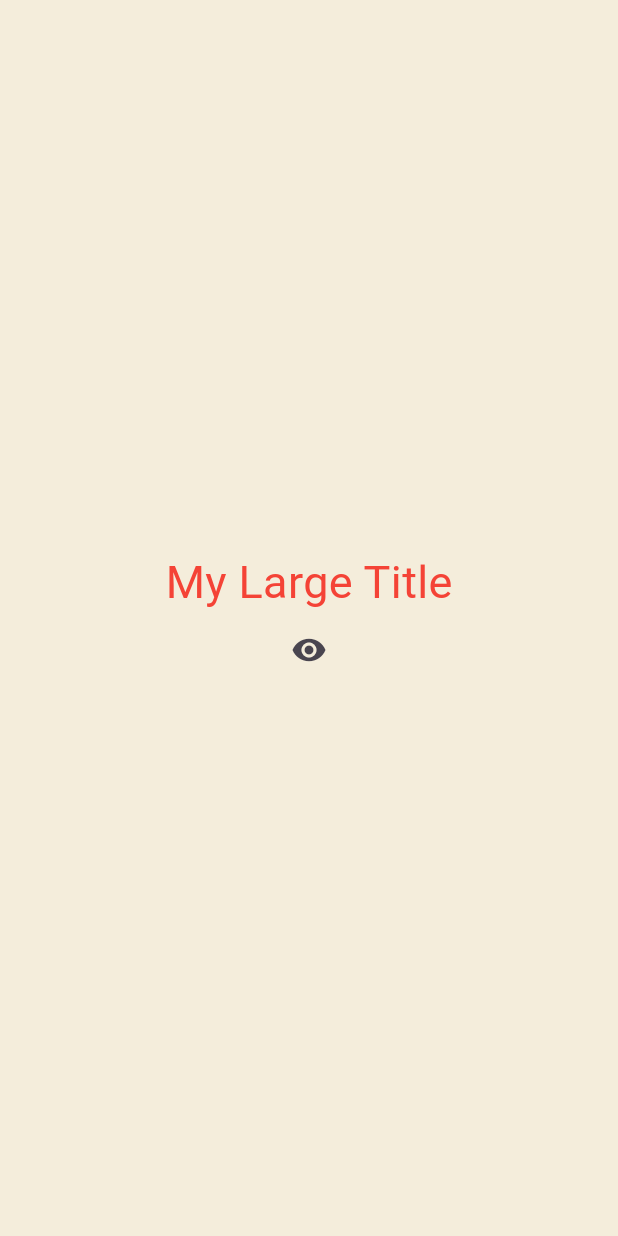
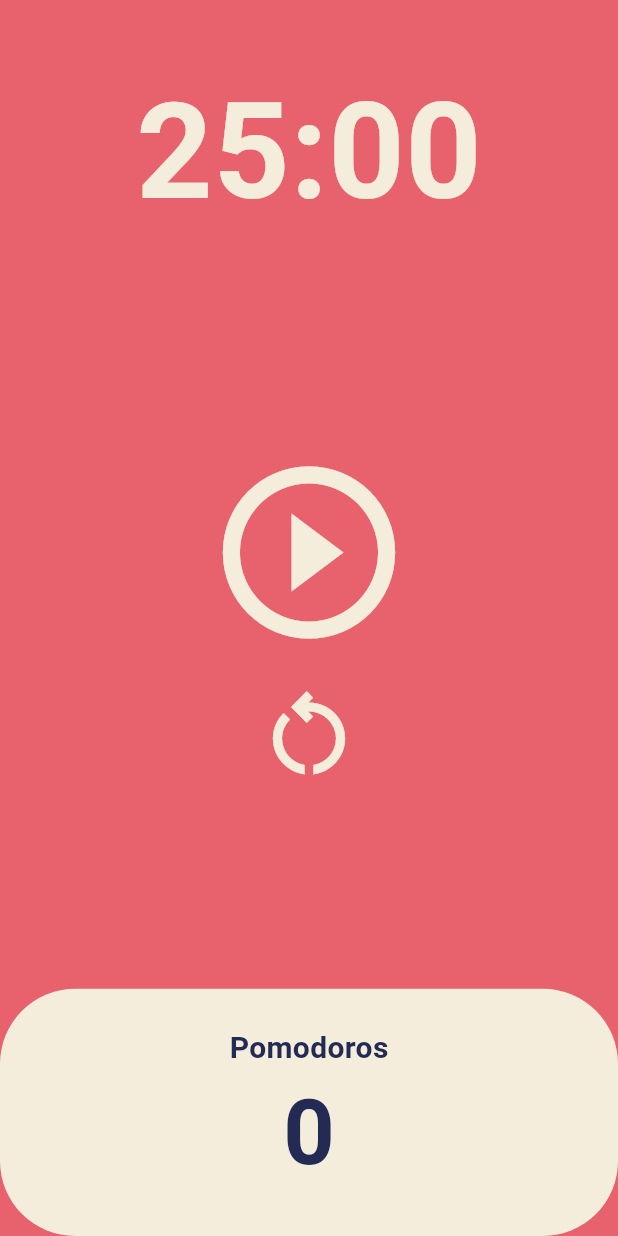
Before and after one commit to ghk0409/OngsToon, a Flutter app: the screen it shows after launch, on a phone screen of 412 x 824 dp. Run offline on Flutter 3.47's test engine with Material 3 defaults, Android fonts, the phone set to English and light mode, and no system bars.

Commit message:
feat: pomodoro 앱 만들기

```diff
--- a/lib/main.dart
+++ b/lib/main.dart
@@ -1,96 +1,27 @@
 import 'package:flutter/material.dart';
+import 'package:ongstoon/screens/home_screen.dart';
 
 void main() {
-  runApp(const MyWidget());
+  runApp(const OngsPomoApp());
 }
 
-class MyWidget extends StatefulWidget {
-  const MyWidget({super.key});
-
-  @override
-  State<MyWidget> createState() => _MyWidgetState();
-}
-
-class _MyWidgetState extends State<MyWidget> {
-  int counter = 0;
-  List<int> numbers = [];
-  bool showTitle = true;
-
-  void onClicked() {
-    setState(() {
-      counter++;
-      numbers.add(numbers.length);
-    });
-  }
-
-  void toggleTitle() {
-    setState(() {
-      showTitle = !showTitle;
-    });
-  }
+class OngsPomoApp extends StatelessWidget {
+  const OngsPomoApp({super.key});
 
   @override
   Widget build(BuildContext context) {
     return MaterialApp(
       theme: ThemeData(
+        scaffoldBackgroundColor: const Color(0xFFE7626C),
         textTheme: const TextTheme(
-          titleLarge: TextStyle(
-            color: Colors.red,
+          headlineLarge: TextStyle(
+            color: Color(0xFF232B55),
+            // color: Color(0xFFE7626C),
           ),
         ),
+        cardColor: const Color(0XFFF4EDDB),
       ),
-      home: Scaffold(
-        backgroundColor: const Color(0xFFF4EDDB),
-        body: Center(
-          child: Column(
-            mainAxisAlignment: MainAxisAlignment.center,
-            children: [
-              showTitle ? const MyLargeTitle() : const Text('Noting'),
-              IconButton(
-                onPressed: toggleTitle,
-                icon: const Icon(Icons.remove_red_eye),
-              )
-            ],
-          ),
-        ),
-      ),
+      home: const HomeScreen(),
     );
   }
 }
-
-class MyLargeTitle extends StatefulWidget {
-  const MyLargeTitle({
-    super.key,
-  });
-
-  @override
-  State<MyLargeTitle> createState() => _MyLargeTitleState();
-}
-
-class _MyLargeTitleState extends State<MyLargeTitle> {
-  // initState는 위젯 생성 시 한 번만 호출됨
-  @override
-  void initState() {
-    super.initState();
-    print('hello');
-  }
-
-  // dispose는 위젯이 제거될 때 한 번만 호출됨
-  @override
-  void dispose() {
-    super.dispose();
-    print('goodbye');
-  }
-
-  @override
-  Widget build(BuildContext context) {
-    print('build!');
-    return Text(
-      'My Large Title',
-      style: TextStyle(
-        fontSize: 30,
-        color: Theme.of(context).textTheme.titleLarge?.color,
-      ),
-    );
-  }
-}
--- /dev/null
+++ b/lib/screens/home_screen.dart
@@ -0,0 +1,163 @@
+import 'dart:async';
+
+import 'package:flutter/material.dart';
+
+class HomeScreen extends StatefulWidget {
+  const HomeScreen({super.key});
+
+  @override
+  State<HomeScreen> createState() => _HomeScreenState();
+}
+
+class _HomeScreenState extends State<HomeScreen> {
+  static const twentyFiveMinutes = 1500;
+
+  int totalSeconds = twentyFiveMinutes;
+  bool isRunning = false;
+  int totalPomodoros = 0;
+
+  late Timer timer;
+
+  void onTick(Timer timer) {
+    if (totalSeconds == 0) {
+      setState(() {
+        totalPomodoros++;
+        isRunning = false;
+        totalSeconds = twentyFiveMinutes;
+      });
+      timer.cancel();
+    } else {
+      setState(() {
+        totalSeconds--;
+      });
+    }
+  }
+
+  void onStartPressed() {
+    timer = Timer.periodic(
+      const Duration(seconds: 1),
+      onTick,
+    );
+    setState(() {
+      isRunning = true;
+    });
+  }
+
+  void onStopPressed() {
+    timer.cancel();
+    setState(() {
+      isRunning = false;
+    });
+  }
+
+  void onRestartPressed() {
+    setState(() {
+      totalSeconds = twentyFiveMinutes;
+    });
+  }
+
+  String format(int seconds) {
+    var duration = Duration(seconds: seconds);
+    return duration.toString().split('.')[0].substring(2);
+  }
+
+  @override
+  Widget build(BuildContext context) {
+    return Scaffold(
+      backgroundColor: Theme.of(context).scaffoldBackgroundColor,
+      body: Column(
+        children: [
+          Flexible(
+            flex: 1,
+            child: Container(
+              alignment: Alignment.bottomCenter,
+              child: Text(
+                // 25:00
+                format(totalSeconds),
+                style: TextStyle(
+                  color: Theme.of(context).cardColor,
+                  fontSize: 89,
+                  fontWeight: FontWeight.w600,
+                ),
+              ),
+            ),
+          ),
+          Flexible(
+            flex: 3,
+            child: Column(
+              mainAxisAlignment: MainAxisAlignment.center,
+              children: [
+                Center(
+                  child: IconButton(
+                    iconSize: 138,
+                    color: Theme.of(context).cardColor,
+                    icon: Icon(
+                      isRunning
+                          ? Icons.pause_circle_outline
+                          : Icons.play_circle_outline,
+                    ),
+                    onPressed: isRunning ? onStopPressed : onStartPressed,
+                  ),
+                ),
+                // const SizedBox(
+                //   height: 20,
+                // ),
+                Center(
+                    child: IconButton(
+                  iconSize: 72,
+                  color: Theme.of(context).cardColor,
+                  icon: const Icon(
+                    Icons.restart_alt_outlined,
+                  ),
+                  onPressed: onRestartPressed,
+                )),
+              ],
+            ),
+          ),
+          Flexible(
+            flex: 1,
+            child: Row(
+              children: [
+                Expanded(
+                  child: Container(
+                    decoration: BoxDecoration(
+                      color: Theme.of(context).cardColor,
+                      borderRadius: BorderRadius.circular(50),
+                    ),
+                    child: Column(
+                      mainAxisAlignment: MainAxisAlignment.center,
+                      children: [
+                        Text(
+                          'Pomodoros',
+                          style: TextStyle(
+                            fontSize: 20,
+                            fontWeight: FontWeight.w600,
+                            color: Theme.of(context)
+                                .textTheme
+                                .headlineLarge!
+                                .color,
+                          ),
+                        ),
+                        Text(
+                          '$totalPomodoros', // pomodoro 완료 횟수
+                          style: TextStyle(
+                            fontSize: 60,
+                            fontWeight: FontWeight.w600,
+                            color: Theme.of(context)
+                                .textTheme
+                                .headlineLarge!
+                                .color,
+                          ),
+                        ),
+                      ],
+                    ),
+                  ),
+                ),
+              ],
+            ),
+          ),
+        ],
+      ),
+    );
+  }
+}
```
Also changed, not shown: lib/main_stateful.dart (added, +96 -0 lines).
